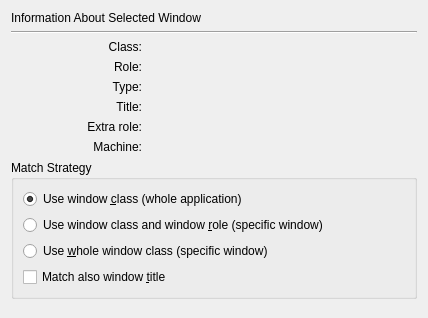
Before: the Qt Designer form kcmkwin/kwinrules/detectwidget.ui in KDE/kwin, drawn with Qt 5.
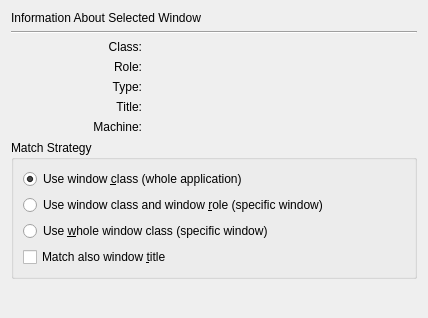
After: the same form once the commit is applied.

Commit message:
4.7 backportable rules ui fixes
remove uncertain "extra role" match
fix shortcut editor s/s connection

What changed in the file:
```diff
--- a/kcmkwin/kwinrules/detectwidget.ui
+++ b/kcmkwin/kwinrules/detectwidget.ui
@@ -124,29 +124,6 @@
     </widget>
    </item>
    <item row="6" column="0">
-    <widget class="QLabel" name="textLabel11">
-     <property name="text">
-      <string>Extra role:</string>
-     </property>
-     <property name="alignment">
-      <set>Qt::AlignRight|Qt::AlignTrailing|Qt::AlignVCenter</set>
-     </property>
-     <property name="wordWrap">
-      <bool>false</bool>
-     </property>
-    </widget>
-   </item>
-   <item row="6" column="1" colspan="2">
-    <widget class="QLabel" name="extrarole_label">
-     <property name="text">
-      <string/>
-     </property>
-     <property name="wordWrap">
-      <bool>false</bool>
-     </property>
-    </widget>
-   </item>
-   <item row="7" column="0">
     <widget class="QLabel" name="textLabel13">
      <property name="text">
       <string>Machine:</string>
@@ -159,7 +136,7 @@
      </property>
     </widget>
    </item>
-   <item row="7" column="1" colspan="2">
+   <item row="6" column="1" colspan="2">
     <widget class="QLabel" name="machine_label">
      <property name="text">
       <string/>
@@ -169,7 +146,7 @@
      </property>
     </widget>
    </item>
-   <item row="8" column="0" colspan="3">
+   <item row="7" column="0" colspan="3">
     <widget class="QGroupBox" name="groupBox">
      <property name="title">
       <string>Match Strategy</string>
@@ -221,7 +198,7 @@
      </layout>
     </widget>
    </item>
-   <item row="9" column="1">
+   <item row="8" column="1">
     <spacer>
      <property name="orientation">
       <enum>Qt::Vertical</enum>
```
The commit also changes 7 other files.
